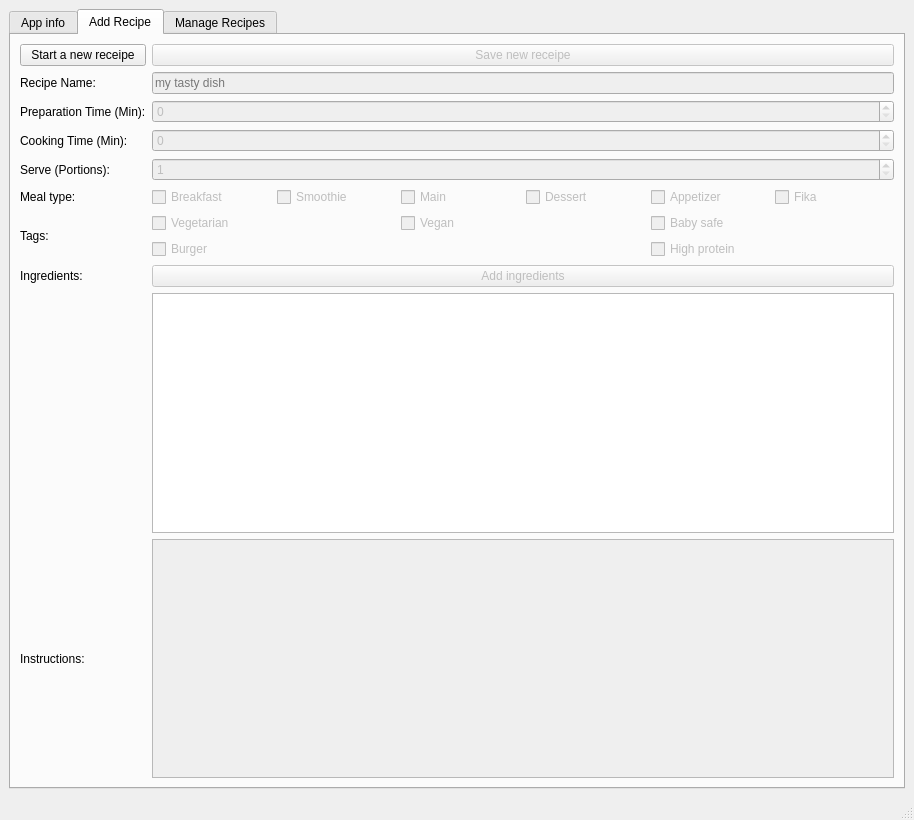
Qt form main_window.ui (slevasse/foodinator) before a commit.
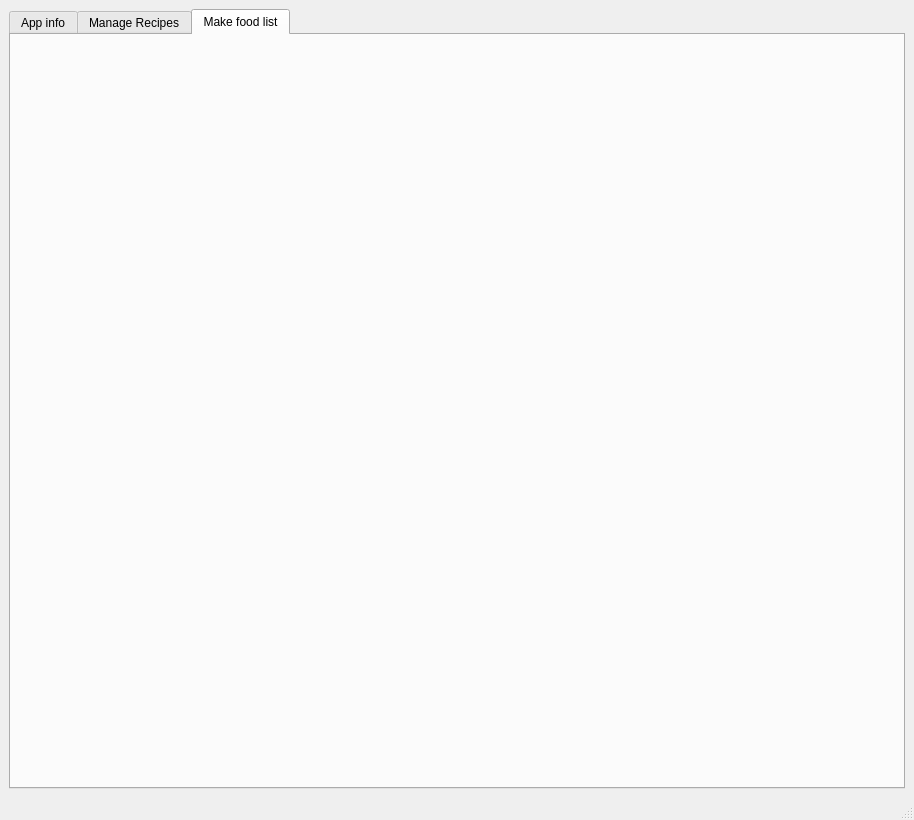
The same form after that commit. The open tabs and pages were chosen to show the change.

```diff
--- a/main_window.ui
+++ b/main_window.ui
@@ -91,280 +91,6 @@
           </property>
          </widget>
         </item>
-        <item row="2" column="3">
-         <widget class="QPushButton" name="pushButton_select_ingredient_list">
-          <property name="text">
-           <string>Select another ingredient list</string>
-          </property>
-         </widget>
-        </item>
-       </layout>
-      </widget>
-      <widget class="QWidget" name="tab_2">
-       <attribute name="title">
-        <string>Add Recipe</string>
-       </attribute>
-       <layout class="QGridLayout" name="gridLayout">
-        <item row="3" column="1">
-         <widget class="QSpinBox" name="spinBox_cooktime">
-          <property name="enabled">
-           <bool>false</bool>
-          </property>
-          <property name="maximum">
-           <number>1000</number>
-          </property>
-         </widget>
-        </item>
-        <item row="0" column="0">
-         <widget class="QPushButton" name="pushButton_start_new_receipe">
-          <property name="enabled">
-           <bool>true</bool>
-          </property>
-          <property name="text">
-           <string>Start a new receipe</string>
-          </property>
-         </widget>
-        </item>
-        <item row="3" column="0">
-         <widget class="QLabel" name="label_cooktime">
-          <property name="text">
-           <string>Cooking Time (Min):</string>
-          </property>
-         </widget>
-        </item>
-        <item row="9" column="1">
-         <widget class="QPlainTextEdit" name="plainTextEdit_instructions">
-          <property name="enabled">
-           <bool>false</bool>
-          </property>
-         </widget>
-        </item>
-        <item row="4" column="0">
-         <widget class="QLabel" name="label_serve">
-          <property name="text">
-           <string>Serve (Portions):</string>
-          </property>
-         </widget>
-        </item>
-        <item row="1" column="1">
-         <widget class="QLineEdit" name="lineEdit_dishname">
-          <property name="enabled">
-           <bool>false</bool>
-          </property>
-          <property name="placeholderText">
-           <string>my tasty dish</string>
-          </property>
-         </widget>
-        </item>
-        <item row="2" column="0">
-         <widget class="QLabel" name="label_preptime">
-          <property name="text">
-           <string>Preparation Time (Min):</string>
-          </property>
-         </widget>
-        </item>
-        <item row="9" column="0">
-         <widget class="QLabel" name="label_instructions">
-          <property name="text">
-           <string>Instructions:</string>
-          </property>
-         </widget>
-        </item>
-        <item row="1" column="0">
-         <widget class="QLabel" name="label_recipe_name">
-          <property name="text">
-           <string>Recipe Name:</string>
-          </property>
-         </widget>
-        </item>
-        <item row="4" column="1">
-         <widget class="QSpinBox" name="spinBox_serve">
-          <property name="enabled">
-           <bool>false</bool>
-          </property>
-          <property name="minimum">
-           <number>1</number>
-          </property>
-          <property name="maximum">
-           <number>1000</number>
-          </property>
-          <property name="value">
-           <number>1</number>
-          </property>
-         </widget>
-        </item>
-        <item row="0" column="1">
-         <widget class="QPushButton" name="pushButton_add_recipe_to_list">
-          <property name="enabled">
-           <bool>false</bool>
-          </property>
-          <property name="text">
-           <string>Save new receipe</string>
-          </property>
-         </widget>
-        </item>
-        <item row="2" column="1">
-         <widget class="QSpinBox" name="spinBox_preptime">
-          <property name="enabled">
-           <bool>false</bool>
-          </property>
-          <property name="maximum">
-           <number>1000</number>
-          </property>
-         </widget>
-        </item>
-        <item row="5" column="0">
-         <widget class="QLabel" name="label_4">
-          <property name="text">
-           <string>Meal type:</string>
-          </property>
-         </widget>
-        </item>
-        <item row="6" column="0">
-         <widget class="QLabel" name="label_5">
-          <property name="text">
-           <string>Tags:</string>
-          </property>
-         </widget>
-        </item>
-        <item row="7" column="1">
-         <widget class="QPushButton" name="pushButton_addnew_ingredient">
-          <property name="enabled">
-           <bool>false</bool>
-          </property>
-          <property name="text">
-           <string>Add ingredients</string>
-          </property>
-         </widget>
-        </item>
-        <item row="7" column="0">
-         <widget class="QLabel" name="label_ingredient">
-          <property name="text">
-           <string>Ingredients:</string>
-          </property>
-         </widget>
-        </item>
-        <item row="6" column="1">
-         <layout class="QGridLayout" name="gridLayout_3">
-          <item row="0" column="2">
-           <widget class="QCheckBox" name="checkBox_tag_baby">
-            <property name="enabled">
-             <bool>false</bool>
-            </property>
-            <property name="text">
-             <string>Baby safe </string>
-            </property>
-           </widget>
-          </item>
-          <item row="0" column="0">
-           <widget class="QCheckBox" name="checkBox_tag_vege">
-            <property name="enabled">
-             <bool>false</bool>
-            </property>
-            <property name="text">
-             <string>Vegetarian</string>
-            </property>
-           </widget>
-          </item>
-          <item row="0" column="1">
-           <widget class="QCheckBox" name="checkBox_tag_vegan">
-            <property name="enabled">
-             <bool>false</bool>
-            </property>
-            <property name="text">
-             <string>Vegan</string>
-            </property>
-           </widget>
-          </item>
-          <item row="1" column="2">
-           <widget class="QCheckBox" name="checkBox_tag_protein">
-            <property name="enabled">
-             <bool>false</bool>
-            </property>
-            <property name="text">
-             <string>High protein</string>
-            </property>
-           </widget>
-          </item>
-          <item row="1" column="0">
-           <widget class="QCheckBox" name="checkBox_tag_burger">
-            <property name="enabled">
-             <bool>false</bool>
-            </property>
-            <property name="text">
-             <string>Burger</string>
-            </property>
-           </widget>
-          </item>
-         </layout>
-        </item>
-        <item row="5" column="1">
-         <layout class="QHBoxLayout" name="horizontalLayout_3">
-          <item>
-           <widget class="QCheckBox" name="checkBox_type_breakfast">
-            <property name="enabled">
-             <bool>false</bool>
-            </property>
-            <property name="text">
-             <string>Breakfast</string>
-            </property>
-           </widget>
-          </item>
-          <item>
-           <widget class="QCheckBox" name="checkBox_type_smoothie">
-            <property name="enabled">
-             <bool>false</bool>
-            </property>
-            <property name="text">
-             <string>Smoothie</string>
-            </property>
-           </widget>
-          </item>
-          <item>
-           <widget class="QCheckBox" name="checkBox_type_main">
-            <property name="enabled">
-             <bool>false</bool>
-            </property>
-            <property name="text">
-             <string>Main</string>
-            </property>
-           </widget>
-          </item>
-          <item>
-           <widget class="QCheckBox" name="checkBox_type_dessert">
-            <property name="enabled">
-             <bool>false</bool>
-            </property>
-            <property name="text">
-             <string>Dessert</string>
-            </property>
-           </widget>
-          </item>
-          <item>
-           <widget class="QCheckBox" name="checkBox_type_appetizer">
-            <property name="enabled">
-             <bool>false</bool>
-            </property>
-            <property name="text">
-             <string>Appetizer</string>
-            </property>
-           </widget>
-          </item>
-          <item>
-           <widget class="QCheckBox" name="checkBox_type_fika">
-            <property name="enabled">
-             <bool>false</bool>
-            </property>
-            <property name="text">
-             <string>Fika</string>
-            </property>
-           </widget>
-          </item>
-         </layout>
-        </item>
-        <item row="8" column="1">
-         <widget class="QTableWidget" name="tableWidget_ingredients"/>
-        </item>
        </layout>
       </widget>
       <widget class="QWidget" name="tab_3">
@@ -532,8 +258,50 @@
           </property>
          </widget>
         </item>
+        <item>
+         <layout class="QHBoxLayout" name="horizontalLayout_3">
+          <item>
+           <spacer name="horizontalSpacer">
+            <property name="orientation">
+             <enum>Qt::Horizontal</enum>
+            </property>
+            <property name="sizeHint" stdset="0">
+             <size>
+              <width>40</width>
+              <height>20</height>
+             </size>
+            </property>
+           </spacer>
+          </item>
+          <item>
+           <widget class="QPushButton" name="pushButton_delete_recipes">
+            <property name="text">
+             <string>Delete selected recipe(s)</string>
+            </property>
+           </widget>
+          </item>
+          <item>
+           <spacer name="horizontalSpacer_2">
+            <property name="orientation">
+             <enum>Qt::Horizontal</enum>
+            </property>
+            <property name="sizeHint" stdset="0">
+             <size>
+              <width>40</width>
+              <height>20</height>
+             </size>
+            </property>
+           </spacer>
+          </item>
+         </layout>
+        </item>
        </layout>
       </widget>
+      <widget class="QWidget" name="tab_2">
+       <attribute name="title">
+        <string>Make food list</string>
+       </attribute>
+      </widget>
      </widget>
     </item>
    </layout>
```
Left out of the diff: 243 changed lines with no effect on the pictures.
